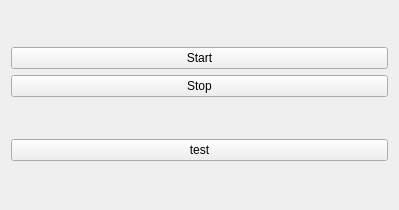
Felixduelmer/kuka_robot_stack, file ROS_RoboticVessel/src/src/controller.ui: the form before one commit.
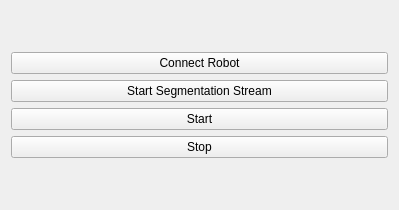
The form after the commit.

Patch:
```diff
--- a/ROS_RoboticVessel/src/src/controller.ui
+++ b/ROS_RoboticVessel/src/src/controller.ui
@@ -14,15 +14,22 @@
    <string>Form</string>
   </property>
   <layout class="QGridLayout" name="gridLayout_2">
-   <item row="1" column="0">
-    <widget class="QPushButton" name="PBT_TEST">
-     <property name="text">
-      <string>test</string>
-     </property>
-    </widget>
-   </item>
    <item row="0" column="0">
     <layout class="QVBoxLayout" name="verticalLayout">
+     <item>
+      <widget class="QPushButton" name="pbtConnectRobot">
+       <property name="text">
+        <string>Connect Robot</string>
+       </property>
+      </widget>
+     </item>
+     <item>
+      <widget class="QPushButton" name="pbtSegmentation">
+       <property name="text">
+        <string>Start Segmentation Stream</string>
+       </property>
+      </widget>
+     </item>
      <item>
       <widget class="QPushButton" name="pbtStart">
        <property name="text">
```
